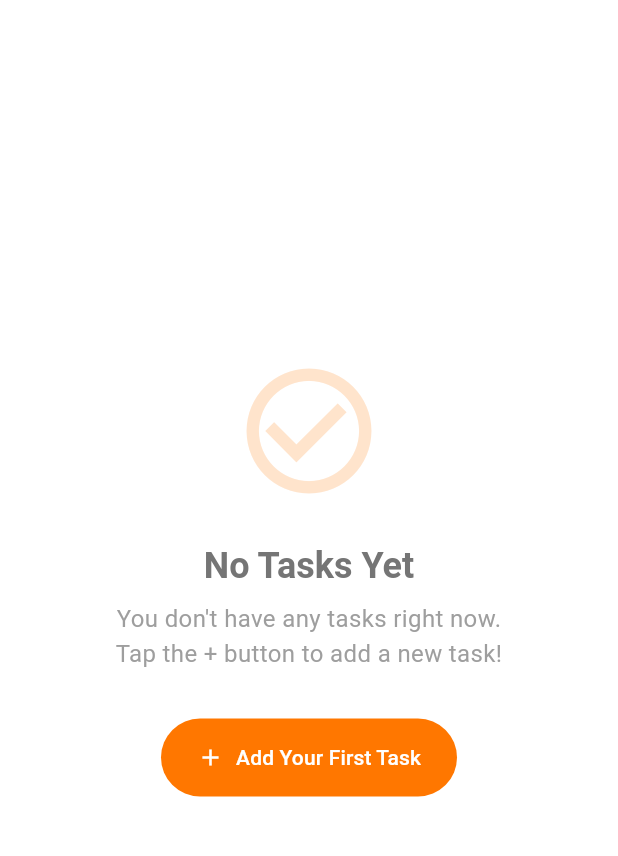
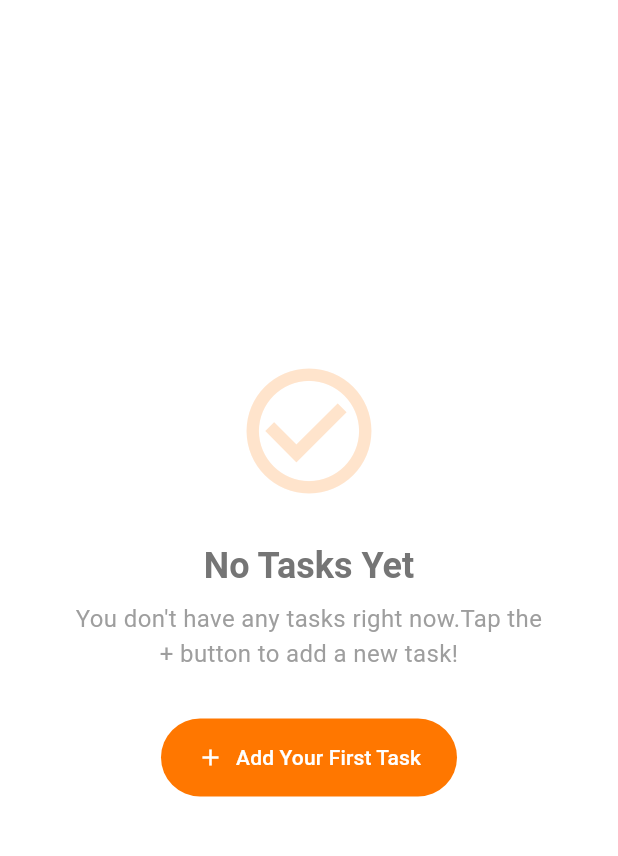
Before and after one commit to AnasKhaled1876/todoapp, a Flutter app: the screen it shows after launch, on a phone screen of 412 x 824 dp, the part 84-940 px from its top. Run offline on Flutter 3.47's test engine with Material 3 defaults, Android fonts, the phone set to English and light mode, and no system bars; our stand-ins replace easy_localization, flutter_riverpod, get_it, isar; accounts and stored records are empty; generated files the repository leaves out were written again.

Commit message:
- Improves empty list widget translation
- Fixed a bug with fetching todos before adding to the database

```diff
--- a/assets/translations/ar.json
+++ b/assets/translations/ar.json
@@ -14,6 +14,6 @@
     "UNDO": "تراجع",
     "Delete": "حذف",
     "No Tasks Yet": "لا توجد مهام بعد",
-    "You don't have any tasks right now.Tap the + button to add a new task!": "ليس لديك أي مهام حاليًا. اضغط على زر + لإضافة مهمة جديدة!",
+    "empty_list_description": "ليس لديك أي مهام حاليًا. اضغط على زر + لإضافة مهمة جديدة!",
     "Add Your First Task": "أضف أول مهمة لك"
 }
--- a/assets/translations/en.json
+++ b/assets/translations/en.json
@@ -14,6 +14,6 @@
     "UNDO": "UNDO",
     "Delete": "Delete",
     "No Tasks Yet": "No Tasks Yet",
-    "You don't have any tasks right now.Tap the + button to add a new task!": "You don't have any tasks right now.Tap the + button to add a new task!",
+    "empty_list_description": "You don't have any tasks right now.Tap the + button to add a new task!",
     "Add Your First Task": "Add Your First Task"
 }
--- a/lib/presentation/widgets/dialogs/add.dart
+++ b/lib/presentation/widgets/dialogs/add.dart
@@ -29,7 +29,6 @@ class _AddTodoDialogState extends ConsumerState<AddTodoDialog> {
             return;
           }
           notifier.addTodo(Todo(title: _controller.text));
-          notifier.loadTodos();
           Navigator.pop(context);
         },
         controller: _controller,
@@ -52,7 +51,6 @@ class _AddTodoDialogState extends ConsumerState<AddTodoDialog> {
             }
 
             notifier.addTodo(Todo(title: _controller.text));
-            notifier.loadTodos();
             Navigator.pop(context);
           },
           child: Text('Add'.tr()),
--- a/lib/presentation/widgets/empty_list.dart
+++ b/lib/presentation/widgets/empty_list.dart
@@ -19,26 +19,37 @@ class EmptyListWidget extends StatelessWidget {
           ),
           const SizedBox(height: 24),
           // Title
-          Text(
+          AnimatedSwitcher(
+            duration: const Duration(milliseconds: 300),
+            child: Text(
               'No Tasks Yet'.tr(),
+              key: Key(context.locale.languageCode),
               style: Theme.of(context).textTheme.headlineSmall?.copyWith(
                 fontWeight: FontWeight.bold,
                 color: Colors.grey[600],
+              ),
             ),
           ),
           const SizedBox(height: 8),
           // Subtitle
           Padding(
             padding: const EdgeInsets.symmetric(horizontal: 48.0),
+            child: AnimatedSwitcher(
+              duration: const Duration(milliseconds: 300),
               child: Text(
-              'You don\'t have any tasks right now.\nTap the + button to add a new task!'.tr(),
+                'empty_list_description'.tr(),
+                key: Key(context.locale.languageCode),
                 textAlign: TextAlign.center,
                 style: TextStyle(color: Colors.grey[500], fontSize: 16),
               ),
             ),
+          ),
           const SizedBox(height: 32),
           // Add Button
-          FilledButton.icon(
+          AnimatedSwitcher(
+            duration: const Duration(milliseconds: 300),
+            child: FilledButton.icon(
+              key: Key(context.locale.languageCode),
               onPressed: () {
                 // Reuse your existing add todo dialog
                 showDialog(
@@ -49,7 +60,11 @@ class EmptyListWidget extends StatelessWidget {
               icon: const Icon(Icons.add),
               label: Text('Add Your First Task'.tr()),
               style: FilledButton.styleFrom(
-              padding: const EdgeInsets.symmetric(horizontal: 24, vertical: 16),
+                padding: const EdgeInsets.symmetric(
+                  horizontal: 24,
+                  vertical: 16,
+                ),
+              ),
             ),
           ),
         ],
```
Also changed, not shown: 1 other file. Lines whose indentation alone changed are shown as unchanged.
